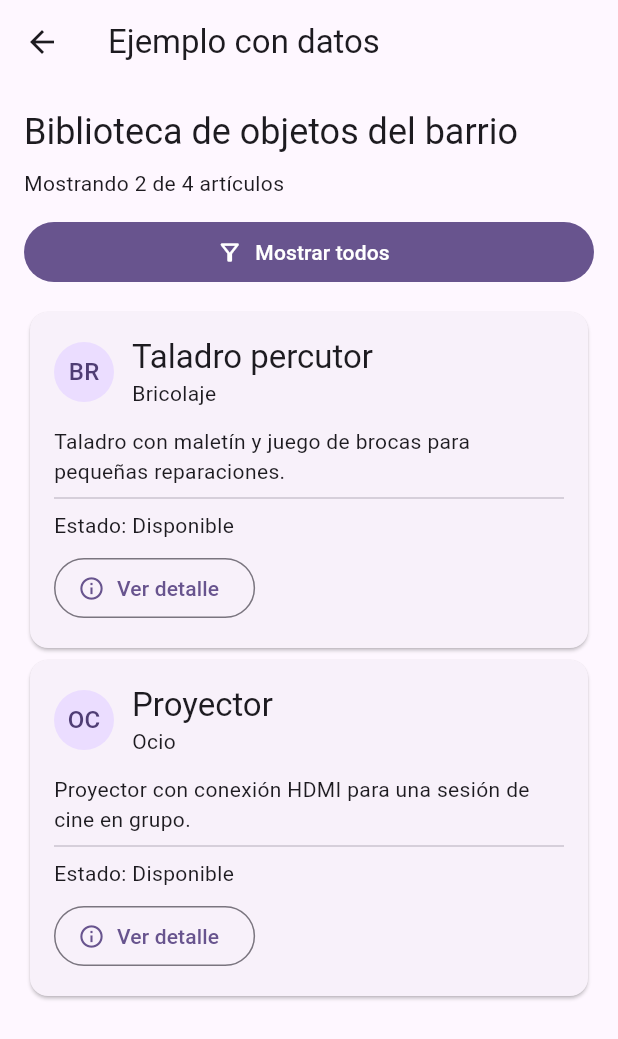
After one commit to EduPCxx/Catalogo_Widgets_Flutter, a Flutter app: the EjemploDatosPantalla screen opened directly, after a tap on "Solo disponibles", on a phone screen of 412 x 824 dp. The commit adds this screen. Shown: the top 1039 px of the screen. Run offline on Flutter 3.47's test engine with Material 3 defaults, Android fonts, the phone set to English and light mode, and no system bars.

Commit message:
update: Ejemplo con datos

```diff
--- /dev/null
+++ b/catalogo_widgets/lib/data/models/articulo_dto.dart
@@ -0,0 +1,23 @@
+import 'package:catalogo_widget/data/models/categoria_dto.dart';
+import 'package:catalogo_widget/data/models/punto_recogida_dto.dart';
+
+class ArticuloDto {
+  const ArticuloDto({
+    required this.id,
+    required this.nombre,
+    required this.descripcion,
+    required this.categoria,
+    required this.puntoRecogida,
+    required this.codigoEstado,
+    required this.horasPrestamo,
+    required this.recomendaciones,
+  });
+  final String id;
+  final String nombre;
+  final String descripcion;
+  final CategoriaDto categoria;
+  final PuntoRecogidaDto puntoRecogida;
+  final String codigoEstado;
+  final int horasPrestamo;
+  final String recomendaciones;
+}
--- /dev/null
+++ b/catalogo_widgets/lib/data/models/categoria_dto.dart
@@ -0,0 +1,10 @@
+class CategoriaDto {
+  const CategoriaDto({
+    required this.id,
+    required this.nombre,
+    required this.siglas,
+  });
+  final String id;
+  final String nombre;
+  final String siglas;
+}
--- /dev/null
+++ b/catalogo_widgets/lib/data/models/punto_recogida_dto.dart
@@ -0,0 +1,12 @@
+class PuntoRecogidaDto {
+  const PuntoRecogidaDto({
+    required this.id,
+    required this.nombre,
+    required this.direccion,
+    required this.horario,
+  });
+  final String id;
+  final String nombre;
+  final String direccion;
+  final String horario;
+}
--- /dev/null
+++ b/catalogo_widgets/lib/data/repositories/articulos_repository.dart
@@ -0,0 +1,52 @@
+import '../../domain/models/articulo.dart';
+import '../../domain/models/categoria.dart';
+import '../../domain/models/punto_recogida.dart';
+import '../models/articulo_dto.dart';
+import '../services/articulos_local_service.dart';
+
+class ArticulosRepository {
+  ArticulosRepository({required ArticulosLocalService service}) {
+    final datos = service.leer();
+    final ids = datos.map((articulo) => articulo.id).toSet();
+    if (ids.length != datos.length) {
+      throw StateError('Hay identificadores de artículo duplicados');
+    }
+    _articulos = List<Articulo>.unmodifiable(datos.map(_aDominio));
+  }
+
+  late final List<Articulo> _articulos;
+  List<Articulo> obtenerTodos() => _articulos;
+
+  static Articulo _aDominio(ArticuloDto dto) {
+    final estado = switch (dto.codigoEstado) {
+      'DISP' => EstadoArticulo.disponible,
+      'PREST' => EstadoArticulo.prestado,
+      'MANT' => EstadoArticulo.mantenimiento,
+      _ => throw FormatException('Estado desconocido: ${dto.codigoEstado}'),
+    };
+    if (dto.horasPrestamo <= 0 || dto.horasPrestamo % 24 != 0) {
+      throw FormatException(
+        'El plazo debe ser un número positivo de días completos',
+      );
+    }
+    return Articulo(
+      id: dto.id,
+      nombre: dto.nombre,
+      descripcion: dto.descripcion,
+      categoria: Categoria(
+        id: dto.categoria.id,
+        nombre: dto.categoria.nombre,
+        siglas: dto.categoria.siglas,
+      ),
+      puntoRecogida: PuntoRecogida(
+        id: dto.puntoRecogida.id,
+        nombre: dto.puntoRecogida.nombre,
+        direccion: dto.puntoRecogida.direccion,
+        horario: dto.puntoRecogida.horario,
+      ),
+      estado: estado,
+      diasPrestamo: dto.horasPrestamo ~/ 24,
+      recomendaciones: dto.recomendaciones,
+    );
+  }
+}
--- /dev/null
+++ b/catalogo_widgets/lib/data/services/articulos_local_service.dart
@@ -0,0 +1,76 @@
+import 'package:catalogo_widget/data/models/categoria_dto.dart';
+import 'package:catalogo_widget/data/models/punto_recogida_dto.dart';
+
+import '../models/articulo_dto.dart';
+
+class ArticulosLocalService {
+  const ArticulosLocalService();
+
+  List<ArticuloDto> leer() {
+    const bricolaje = CategoriaDto(id: 'c1', nombre: 'Bricolaje', siglas: 'BR');
+    const hogar = CategoriaDto(id: 'c2', nombre: 'Hogar', siglas: 'HO');
+    const ocio = CategoriaDto(id: 'c3', nombre: 'Ocio', siglas: 'OC');
+    const centro = PuntoRecogidaDto(
+      id: 'p1',
+      nombre: 'Centro vecinal La Plaza',
+      direccion: 'Calle Mayor, 12',
+      horario: 'Lunes a viernes, de 17 a 20 h',
+    );
+    const biblioteca = PuntoRecogidaDto(
+      id: 'p2',
+      nombre: 'Biblioteca del Parque',
+      direccion: 'Avenida del Parque, 8',
+      horario: 'Sábados, de 10 a 13 h',
+    );
+    return const [
+      ArticuloDto(
+        id: 'a1',
+        nombre: 'Taladro percutor',
+        descripcion:
+            'Taladro con maletín y juego de brocas para pequeñas reparaciones.',
+        categoria: bricolaje,
+        puntoRecogida: centro,
+        codigoEstado: 'DISP',
+        horasPrestamo: 72,
+        recomendaciones:
+            'Usar gafas de protección y devolver las brocas en su estuche.',
+      ),
+      ArticuloDto(
+        id: 'a2',
+        nombre: 'Máquina de coser',
+        descripcion:
+            'Máquina portátil para arreglos de ropa y proyectos sencillos.',
+        categoria: hogar,
+        puntoRecogida: centro,
+        codigoEstado: 'PREST',
+        horasPrestamo: 168,
+        recomendaciones:
+            'Incluye pedal y manual. Devolver sin hilos en la bobina.',
+      ),
+      ArticuloDto(
+        id: 'a3',
+        nombre: 'Proyector',
+        descripcion:
+            'Proyector con conexión HDMI para una sesión de cine en grupo.',
+        categoria: ocio,
+        puntoRecogida: biblioteca,
+        codigoEstado: 'DISP',
+        horasPrestamo: 48,
+        recomendaciones:
+            'Transportar en su funda y dejar enfriar antes de guardarlo.',
+      ),
+      ArticuloDto(
+        id: 'a4',
+        nombre: 'Tienda de campaña',
+        descripcion:
+            'Tienda para dos personas con doble techo y bolsa de transporte.',
+        categoria: ocio,
+        puntoRecogida: biblioteca,
+        codigoEstado: 'MANT',
+        horasPrestamo: 120,
+        recomendaciones:
+            'Devolver limpia y completamente seca, con todas las piquetas.',
+      ),
+    ];
+  }
+}
--- /dev/null
+++ b/catalogo_widgets/lib/domain/models/articulo.dart
@@ -0,0 +1,25 @@
+import 'categoria.dart';
+import 'punto_recogida.dart';
+
+enum EstadoArticulo { disponible, prestado, mantenimiento }
+
+class Articulo {
+  const Articulo({
+    required this.id,
+    required this.nombre,
+    required this.descripcion,
+    required this.categoria,
+    required this.puntoRecogida,
+    required this.estado,
+    required this.diasPrestamo,
+    required this.recomendaciones,
+  });
+  final String id;
+  final String nombre;
+  final String descripcion;
+  final Categoria categoria;
+  final PuntoRecogida puntoRecogida;
+  final EstadoArticulo estado;
+  final int diasPrestamo;
+  final String recomendaciones;
+}
--- /dev/null
+++ b/catalogo_widgets/lib/domain/models/categoria.dart
@@ -0,0 +1,10 @@
+class Categoria {
+  const Categoria({
+    required this.id,
+    required this.nombre,
+    required this.siglas,
+  });
+  final String id;
+  final String nombre;
+  final String siglas;
+}
--- /dev/null
+++ b/catalogo_widgets/lib/domain/models/punto_recogida.dart
@@ -0,0 +1,12 @@
+class PuntoRecogida {
+  const PuntoRecogida({
+    required this.id,
+    required this.nombre,
+    required this.direccion,
+    required this.horario,
+  });
+  final String id;
+  final String nombre;
+  final String direccion;
+  final String horario;
+}
--- a/catalogo_widgets/lib/ui/catalogo/ui/catalogo_pantalla.dart
+++ b/catalogo_widgets/lib/ui/catalogo/ui/catalogo_pantalla.dart
@@ -7,6 +7,9 @@ import 'icon_ejemplos_pantalla.dart';
 import 'botones_ejemplos_pantalla.dart';
 import 'placeholder_ejemplos_pantalla.dart';
 import 'scaffold_ejemplos_pantalla.dart';
+import '../../../data/repositories/articulos_repository.dart';
+import '../../../data/services/articulos_local_service.dart';
+import '../../prestamos/ui/ejemplo_datos_pantalla.dart';
 
 class CatalogoPantalla extends StatelessWidget {
   const CatalogoPantalla({super.key});
@@ -101,6 +104,22 @@ class CatalogoPantalla extends StatelessWidget {
               );
             },
           ),
+          ListTile(
+            leading: const Icon(Icons.inventory_2_outlined),
+            title: const Text('Ejemplo con datos'),
+            trailing: const Icon(Icons.chevron_right),
+            onTap: () {
+              Navigator.of(context).push(
+                MaterialPageRoute<void>(
+                  builder: (context) => EjemploDatosPantalla(
+                    repository: ArticulosRepository(
+                      service: const ArticulosLocalService(),
+                    ),
+                  ),
+                ),
+              );
+            },
+          ),
         ],
       ),
     );
--- /dev/null
+++ b/catalogo_widgets/lib/ui/prestamos/ui/articulo_detalle_pantalla.dart
@@ -0,0 +1,52 @@
+import 'package:flutter/material.dart';
+
+import '../../../domain/models/articulo.dart';
+import 'tarjeta_articulo.dart' show etiquetaEstado;
+
+class ArticuloDetallePantalla extends StatelessWidget {
+  const ArticuloDetallePantalla({super.key, required this.articulo});
+  final Articulo articulo;
+
+  @override
+  Widget build(BuildContext context) {
+    final punto = articulo.puntoRecogida;
+    return Scaffold(
+      appBar: AppBar(title: const Text('Ficha del artículo')),
+      body: ListView(
+        padding: const EdgeInsets.all(16),
+        children: [
+          Text(
+            articulo.nombre,
+            style: Theme.of(context).textTheme.headlineSmall,
+          ),
+          const SizedBox(height: 8),
+          Text('Categoría: ${articulo.categoria.nombre}'),
+          Text('Estado: ${etiquetaEstado(articulo.estado)}'),
+          const Divider(),
+          Text(articulo.descripcion),
+          const SizedBox(height: 16),
+          Text(
+            'Condiciones del préstamo',
+            style: Theme.of(context).textTheme.titleLarge,
+          ),
+          const SizedBox(height: 8),
+          Text('Plazo máximo: ${articulo.diasPrestamo} días'),
+          Text(articulo.recomendaciones),
+          const Divider(),
+          Text(
+            'Punto de recogida',
+            style: Theme.of(context).textTheme.titleLarge,
+          ),
+          const SizedBox(height: 8),
+          Text(punto.nombre),
+          Text(punto.direccion),
+          Text(punto.horario),
+          const SizedBox(height: 16),
+          const Text(
+            'Consulta informativa. El préstamo se solicita presencialmente en el centro.',
+          ),
+        ],
+      ),
+    );
+  }
+}
--- /dev/null
+++ b/catalogo_widgets/lib/ui/prestamos/ui/ejemplo_datos_pantalla.dart
@@ -0,0 +1,82 @@
+import 'package:flutter/material.dart';
+
+import '../../../data/repositories/articulos_repository.dart';
+import '../view_models/prestamos_view_model.dart';
+import 'articulo_detalle_pantalla.dart';
+import 'tarjeta_articulo.dart';
+
+class EjemploDatosPantalla extends StatefulWidget {
+  const EjemploDatosPantalla({super.key, required this.repository});
+  final ArticulosRepository repository;
+
+  @override
+  State<EjemploDatosPantalla> createState() => _EjemploDatosPantallaState();
+}
+
+class _EjemploDatosPantallaState extends State<EjemploDatosPantalla> {
+  late final PrestamosViewModel _viewModel;
+
+  @override
+  void initState() {
+    super.initState();
+    _viewModel = PrestamosViewModel(repository: widget.repository);
+  }
+
+  @override
+  void dispose() {
+    _viewModel.dispose();
+    super.dispose();
+  }
+
+  @override
+  Widget build(BuildContext context) {
+    return Scaffold(
+      appBar: AppBar(title: const Text('Ejemplo con datos')),
+      body: ListenableBuilder(
+        listenable: _viewModel,
+        builder: (context, child) {
+          final visibles = _viewModel.visibles;
+          return ListView(
+            padding: const EdgeInsets.all(16),
+            children: [
+              Text(
+                'Biblioteca de objetos del barrio',
+                style: Theme.of(context).textTheme.headlineSmall,
+              ),
+              const SizedBox(height: 8),
+              Text(
+                'Mostrando ${visibles.length} de ${_viewModel.total} artículos',
+              ),
+              const SizedBox(height: 12),
+              FilledButton.icon(
+                onPressed: _viewModel.alternarFiltro,
+                icon: const Icon(Icons.filter_alt_outlined),
+                label: Text(
+                  _viewModel.soloDisponibles
+                      ? 'Mostrar todos'
+                      : 'Solo disponibles',
+                ),
+              ),
+              const SizedBox(height: 12),
+              if (visibles.isEmpty)
+                const Text('No hay artículos para este filtro.'),
+              for (final articulo in visibles)
+                TarjetaArticulo(
+                  key: ValueKey(articulo.id),
+                  articulo: articulo,
+                  onVerDetalle: () {
+                    Navigator.of(context).push(
+                      MaterialPageRoute<void>(
+                        builder: (context) =>
+                            ArticuloDetallePantalla(articulo: articulo),
+                      ),
+                    );
+                  },
+                ),
+            ],
+          );
+        },
+      ),
+    );
+  }
+}
--- /dev/null
+++ b/catalogo_widgets/lib/ui/prestamos/ui/tarjeta_articulo.dart
@@ -0,0 +1,61 @@
+import 'package:flutter/material.dart';
+
+import '../../../domain/models/articulo.dart';
+
+String etiquetaEstado(EstadoArticulo estado) => switch (estado) {
+  EstadoArticulo.disponible => 'Disponible',
+  EstadoArticulo.prestado => 'Prestado',
+  EstadoArticulo.mantenimiento => 'En mantenimiento',
+};
+
+class TarjetaArticulo extends StatelessWidget {
+  const TarjetaArticulo({
+    super.key,
+    required this.articulo,
+    required this.onVerDetalle,
+  });
+  final Articulo articulo;
+  final VoidCallback onVerDetalle;
+
+  @override
+  Widget build(BuildContext context) {
+    return Card(
+      child: Padding(
+        padding: const EdgeInsets.all(16),
+        child: Column(
+          crossAxisAlignment: CrossAxisAlignment.start,
+          children: [
+            Row(
+              children: [
+                CircleAvatar(child: Text(articulo.categoria.siglas)),
+                const SizedBox(width: 12),
+                Expanded(
+                  child: Column(
+                    crossAxisAlignment: CrossAxisAlignment.start,
+                    children: [
+                      Text(
+                        articulo.nombre,
+                        style: Theme.of(context).textTheme.titleLarge,
+                      ),
+                      Text(articulo.categoria.nombre),
+                    ],
+                  ),
+                ),
+              ],
+            ),
+            const SizedBox(height: 12),
+            Text(articulo.descripcion),
+            const Divider(),
+            Text('Estado: ${etiquetaEstado(articulo.estado)}'),
+            const SizedBox(height: 8),
+            OutlinedButton.icon(
+              onPressed: onVerDetalle,
+              icon: const Icon(Icons.info_outline),
+              label: const Text('Ver detalle'),
+            ),
+          ],
+        ),
+      ),
+    );
+  }
+}
--- /dev/null
+++ b/catalogo_widgets/lib/ui/prestamos/view_models/prestamos_view_model.dart
@@ -0,0 +1,26 @@
+import 'package:flutter/foundation.dart';
+
+import '../../../data/repositories/articulos_repository.dart';
+import '../../../domain/models/articulo.dart';
+
+class PrestamosViewModel extends ChangeNotifier {
+  PrestamosViewModel({required ArticulosRepository repository})
+    : _repository = repository;
+
+  final ArticulosRepository _repository;
+  bool _soloDisponibles = false;
+
+  bool get soloDisponibles => _soloDisponibles;
+  int get total => _repository.obtenerTodos().length;
+  List<Articulo> get visibles => List<Articulo>.unmodifiable(
+    _repository.obtenerTodos().where(
+      (articulo) =>
+          !_soloDisponibles || articulo.estado == EstadoArticulo.disponible,
+    ),
+  );
+
+  void alternarFiltro() {
+    _soloDisponibles = !_soloDisponibles;
+    notifyListeners();
+  }
+}
```
